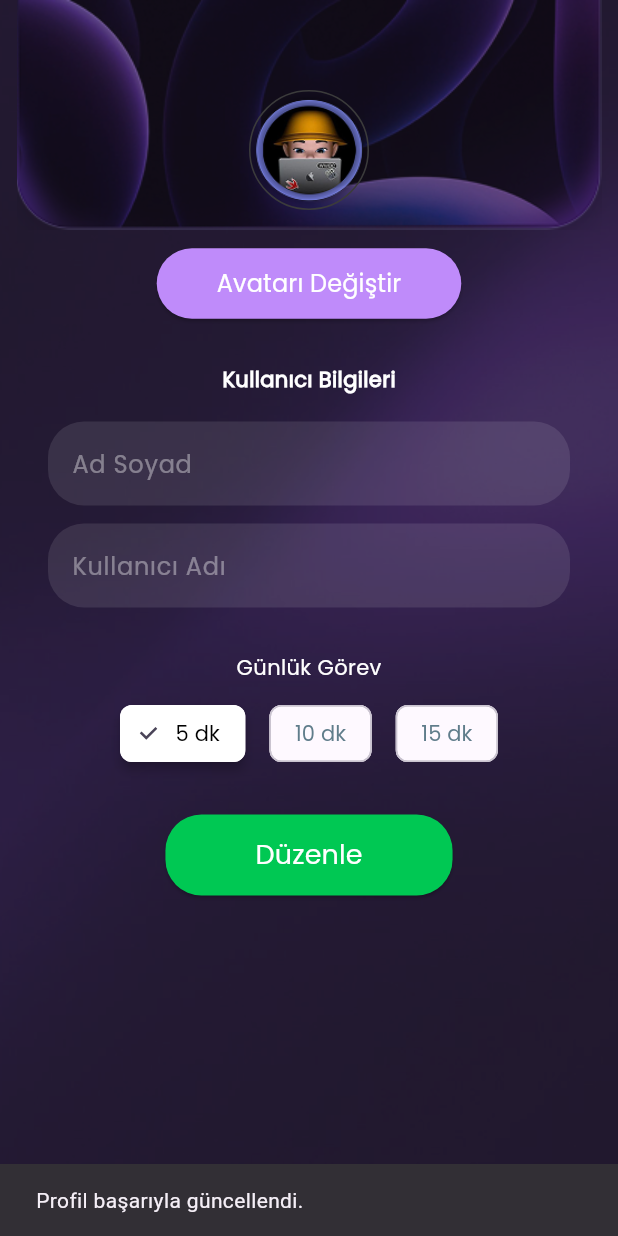
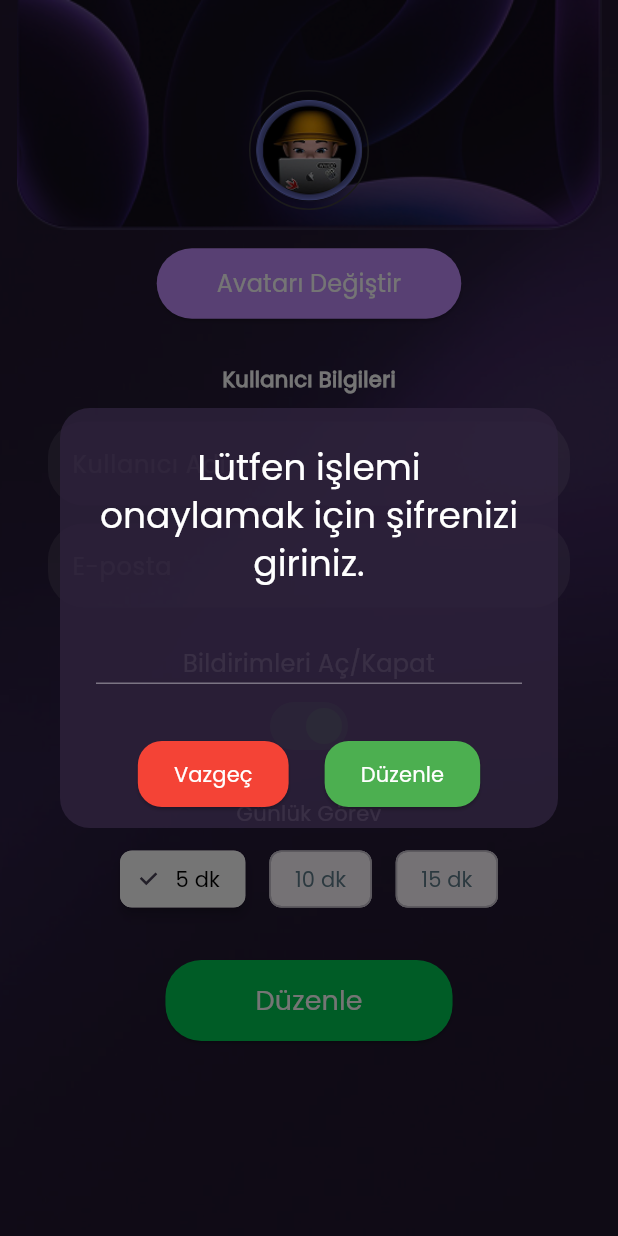
Before and after one commit to Xusroth/Grup95-Bootcamp, a Flutter app: the ProfileUpdate screen opened directly, after a tap on "Düzenle", on a phone screen of 412 x 824 dp. Run offline on Flutter 3.47's test engine with Material 3 defaults, Android fonts, the phone set to English and light mode, and no system bars; our stand-ins replace animated_text_kit, app_links, flutter_dotenv, shared_preferences; missing offline and left inert: gradient_slide_to_act; accounts and stored records are empty.

Commit message:
düzenlemeler yapıldı

```diff
--- a/lib/screens/update_profile.dart
+++ b/lib/screens/update_profile.dart
@@ -1,6 +1,9 @@
 import 'package:flutter/material.dart';
 import 'package:shared_preferences/shared_preferences.dart';
 import 'package:android_studio/auth_service.dart';
+import 'package:http/http.dart' as http;
+import 'dart:convert';
+import 'package:android_studio/constants.dart';
 import 'change_avatar.dart';
 
 class ProfileUpdate extends StatefulWidget {
@@ -12,9 +15,12 @@ class ProfileUpdate extends StatefulWidget {
 
 class _ProfileUpdateState extends State<ProfileUpdate> {
   int selectedTime = 5;
-  final TextEditingController _nameController = TextEditingController();
-  final TextEditingController _nicknameController = TextEditingController();
+  final TextEditingController _usernameController = TextEditingController();
+  final TextEditingController _emailController = TextEditingController();
+  final TextEditingController _passwordController = TextEditingController();
+
   String avatarPath = 'profile_pic.png';
+  bool notificationsOn = true;
 
   @override
   void initState() {
@@ -24,35 +30,25 @@ class _ProfileUpdateState extends State<ProfileUpdate> {
   }
 
   Future<void> loadAvatar() async {
-    try {
     final authService = AuthService();
     final avatar = await authService.getString('user_avatar');
     setState(() {
       avatarPath = avatar ?? 'profile_pic.png';
-        debugPrint('Avatar loaded: $avatarPath');
     });
-    } catch (e) {
-      debugPrint('Avatar loading error: $e');
-      setState(() {
-        avatarPath = 'profile_pic.png';
-      });
-    }
   }
 
   Future<void> loadUserInfo() async {
-    try {
     final prefs = await SharedPreferences.getInstance();
-      final name = prefs.getString('user_name');
-      final nickname = prefs.getString('user_nickname');
+    final username = prefs.getString('user_name');
+    final email = prefs.getString('user_mail');
     final dailyGoal = prefs.getInt('daily_goal');
+    final notif = prefs.getBool('notifications_on');
     setState(() {
-        _nameController.text = name ?? '';
-        _nicknameController.text = nickname ?? '';
+      _usernameController.text = username ?? '';
+      _emailController.text = email ?? '';
       selectedTime = dailyGoal ?? 5;
+      if (notif != null) notificationsOn = notif;
     });
-    } catch (e) {
-      debugPrint('Error loading user info: $e');
-    }
   }
 
   Future<void> _selectAvatar() async {
@@ -62,49 +58,163 @@ class _ProfileUpdateState extends State<ProfileUpdate> {
     );
 
     if (result != null && result is String) {
-      try {
       final prefs = await SharedPreferences.getInstance();
       await prefs.setString('user_avatar', result);
       setState(() {
         avatarPath = result;
-          debugPrint('Avatar selected and saved: $avatarPath');
       });
-        ScaffoldMessenger.of(context).showSnackBar(
-          const SnackBar(content: Text('Avatar başarıyla güncellendi.')),
-        );
-      } catch (e) {
-        debugPrint('Error saving avatar: $e');
-        ScaffoldMessenger.of(
-          context,
-        ).showSnackBar(const SnackBar(content: Text('Avatar kaydedilemedi.')));
-      }
     }
   }
 
   Future<void> _saveProfile() async {
-    try {
+    final confirmed = await _showPasswordDialog();
+    if (!confirmed) return;
+
+    final authService = AuthService();
+    final token = await authService.getString('token');
+    final userId = await authService.getString('user_id');
+
+    final response = await http.post(
+      Uri.parse('$baseURL/settings/change_password'),
+      headers: {
+        'Authorization': 'Bearer $token',
+        'Content-Type': 'application/json',
+      },
+      body: jsonEncode({
+        'current_password': _passwordController.text,
+        'new_password': _passwordController.text,
+      }),
+    );
+
+    if (response.statusCode != 200) {
+      ScaffoldMessenger.of(context).showSnackBar(
+        const SnackBar(content: Text('Şifre yanlış.')),
+      );
+      return;
+    }
+
+    final updateResponse = await http.put(
+      Uri.parse('$baseURL/auth/users/$userId'),
+      headers: {
+        'Authorization': 'Bearer $token',
+        'Content-Type': 'application/json',
+      },
+      body: jsonEncode({
+        "username": _usernameController.text,
+        "email": _emailController.text,
+        "level": "beginner",
+        "notification_preferences": {
+          "email": notificationsOn,
+          "push": notificationsOn
+        },
+        "theme": "light",
+        "language": "tr",
+        "avatar": avatarPath
+      }),
+    );
+
+    if (updateResponse.statusCode == 200) {
       final prefs = await SharedPreferences.getInstance();
-      await prefs.setString('user_name', _nameController.text);
-      await prefs.setString('user_nickname', _nicknameController.text);
+      await prefs.setString('user_name', _usernameController.text);
+      await prefs.setString('user_mail', _emailController.text);
       await prefs.setInt('daily_goal', selectedTime);
-      debugPrint(
-        'Profile saved: Ad: ${_nameController.text}, Kullanıcı Adı: ${_nicknameController.text}, Süre: $selectedTime dk',
-      );
+      await prefs.setBool('notifications_on', notificationsOn);
+
       ScaffoldMessenger.of(context).showSnackBar(
         const SnackBar(content: Text('Profil başarıyla güncellendi.')),
       );
-    } catch (e) {
-      debugPrint('Error saving profile: $e');
+    } else {
       ScaffoldMessenger.of(context).showSnackBar(
         const SnackBar(content: Text('Profil güncelleme başarısız.')),
       );
     }
   }
 
+  Future<bool> _showPasswordDialog() async {
+    _passwordController.clear();
+
+    return await showDialog<bool>(
+          context: context,
+          builder: (context) {
+            return AlertDialog(
+              backgroundColor: const Color.fromARGB(213, 45, 33, 59),
+              shape: RoundedRectangleBorder(
+                borderRadius: BorderRadius.circular(20),
+              ),
+              title: const Text(
+                "Lütfen işlemi onaylamak için şifrenizi giriniz.",
+                style: TextStyle(
+                  color: Colors.white,
+                  fontFamily: 'Poppins-Regular',
+                ),
+                textAlign: TextAlign.center,
+              ),
+              content: TextField(
+                controller: _passwordController,
+                obscureText: true,
+                style: const TextStyle(color: Colors.white),
+                decoration: const InputDecoration(
+                  hintText: '',
+                  hintStyle: TextStyle(color: Colors.white38),
+                  enabledBorder: UnderlineInputBorder(
+                    borderSide: BorderSide(color: Colors.white38),
+                  ),
+                  focusedBorder: UnderlineInputBorder(
+                    borderSide: BorderSide(color: Colors.white),
+                  ),
+                ),
+              ),
+              actionsPadding:
+                  const EdgeInsets.symmetric(horizontal: 16, vertical: 12),
+              actions: [
+                Row(
+                  mainAxisAlignment: MainAxisAlignment.center,
+                  children: [
+                    _buildDialogFixedButton("Vazgeç",
+                        () => Navigator.pop(context, false),
+                        color: Colors.red),
+                    const SizedBox(width: 24),
+                    _buildDialogFixedButton("Düzenle", () {
+                      if (_passwordController.text.isNotEmpty) {
+                        Navigator.pop(context, true);
+                      }
+                    }, color: Colors.green),
+                  ],
+                ),
+              ],
+            );
+          },
+        ) ??
+        false;
+  }
+
+  Widget _buildDialogFixedButton(String text, VoidCallback onPressed,
+      {Color color = Colors.white}) {
+    return ElevatedButton(
+      onPressed: onPressed,
+      style: ElevatedButton.styleFrom(
+        backgroundColor: color,
+        padding: const EdgeInsets.symmetric(horizontal: 24, vertical: 12),
+        shape: RoundedRectangleBorder(
+          borderRadius: BorderRadius.circular(16),
+        ),
+      ),
+      child: Text(
+        text,
+        style: const TextStyle(
+          fontFamily: 'Poppins-Regular',
+          fontSize: 14,
+          color: Colors.white,
+        ),
+      ),
+    );
+  }
+
   @override
   void dispose() {
-    _nameController.dispose();
-    _nicknameController.dispose();
+    _usernameController.dispose();
+    _emailController.dispose();
+    _passwordController.dispose();
     super.dispose();
   }
 
@@ -189,8 +299,31 @@ class _ProfileUpdateState extends State<ProfileUpdate> {
                     ),
                   ),
                   const SizedBox(height: 12),
-                  _buildTextField('Ad Soyad', _nameController),
-                  _buildTextField('Kullanıcı Adı', _nicknameController),
+                  _buildTextField('Kullanıcı Adı', _usernameController),
+                  _buildTextField('E-posta', _emailController),
+                  const SizedBox(height: 20),
+                  const Text(
+                    'Bildirimleri Aç/Kapat',
+                    style: TextStyle(
+                      color: Colors.white,
+                      fontFamily: 'Poppins-Regular',
+                      fontSize: 16,
+                    ),
+                    textAlign: TextAlign.center,
+                  ),
+                  const SizedBox(height: 6),
+                  Switch(
+                    value: notificationsOn,
+                    onChanged: (value) async {
+                      setState(() {
+                        notificationsOn = value;
+                      });
+                      final prefs = await SharedPreferences.getInstance();
+                      await prefs.setBool('notifications_on', value);
+                    },
+                    activeColor: Colors.green,
+                    inactiveThumbColor: Colors.red,
+                  ),
                   const SizedBox(height: 24),
                   const Text(
                     'Günlük Görev',
@@ -210,9 +343,8 @@ class _ProfileUpdateState extends State<ProfileUpdate> {
                           label: Text(
                             '$minute dk',
                             style: TextStyle(
-                              color: isSelected
-                                  ? Colors.black
-                                  : Colors.blueGrey,
+                              color:
+                                  isSelected ? Colors.black : Colors.blueGrey,
                               fontFamily: 'Poppins-Regular',
                             ),
                           ),
```
Also changed, not shown: lib/auth_service.dart (+92 -5 lines), lib/screens/login_screen.dart (+14 -14 lines), lib/screens/profile_creation.dart (+8 -18 lines). Lines whose indentation alone changed are shown as unchanged.
